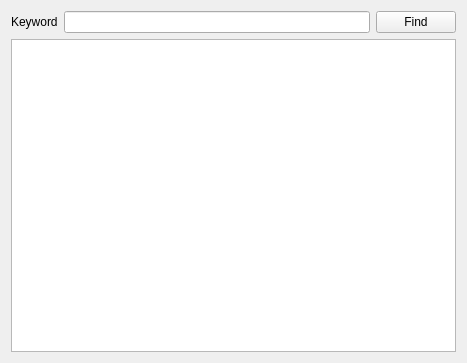
This is textfinder.ui in younes-io/TextFinder as Qt 5 draws it before an edit. The edited form follows.
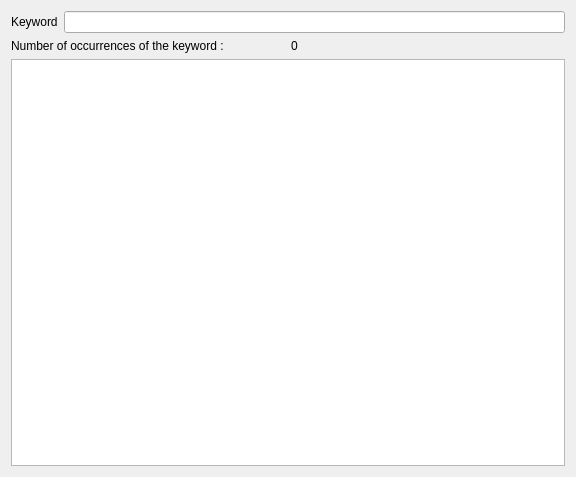
This is the edited form.

What changed in the file:
```diff
--- a/textfinder.ui
+++ b/textfinder.ui
@@ -9,8 +9,8 @@
    <rect>
     <x>0</x>
     <y>0</y>
-    <width>467</width>
-    <height>363</height>
+    <width>576</width>
+    <height>477</height>
    </rect>
   </property>
   <property name="sizePolicy">
@@ -42,14 +42,25 @@
          <item>
           <widget class="QLineEdit" name="lineEdit"/>
          </item>
+        </layout>
+       </item>
+      </layout>
+     </item>
          <item>
-          <widget class="QPushButton" name="findButton">
+      <layout class="QHBoxLayout" name="horizontalLayout_4">
+       <item>
+        <widget class="QLabel" name="numKeywordLabel">
            <property name="text">
-            <string>Find</string>
+          <string>Number of occurrences of the keyword :</string>
            </property>
           </widget>
          </item>
-        </layout>
+       <item>
+        <widget class="QLabel" name="numberOccurrencesLabel">
+         <property name="text">
+          <string>0</string>
+         </property>
+        </widget>
        </item>
       </layout>
      </item>
```
Lines whose indentation alone changed are shown as unchanged.
